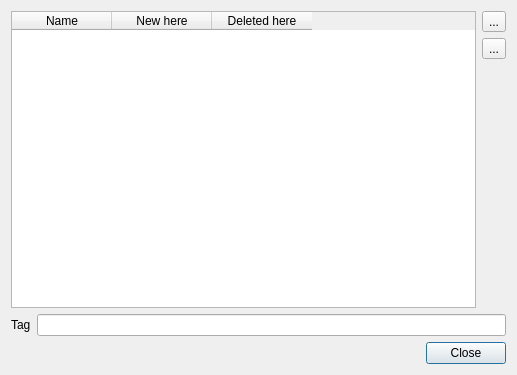
KoalaBR/spotlight, file managetags.ui: the form before one commit.
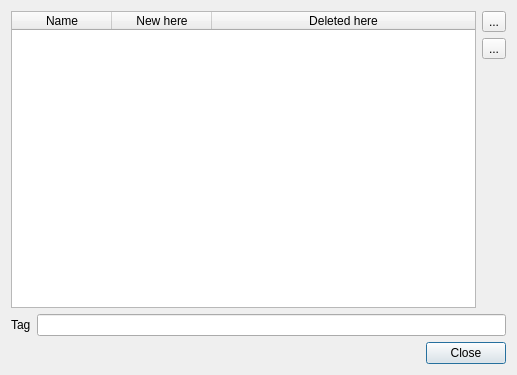
The form after the commit. Icons and pictures are not drawn.

```diff
--- a/managetags.ui
+++ b/managetags.ui
@@ -73,6 +73,9 @@
        <attribute name="horizontalHeaderVisible">
         <bool>true</bool>
        </attribute>
+       <attribute name="horizontalHeaderStretchLastSection">
+        <bool>true</bool>
+       </attribute>
        <attribute name="verticalHeaderVisible">
         <bool>false</bool>
        </attribute>
```
